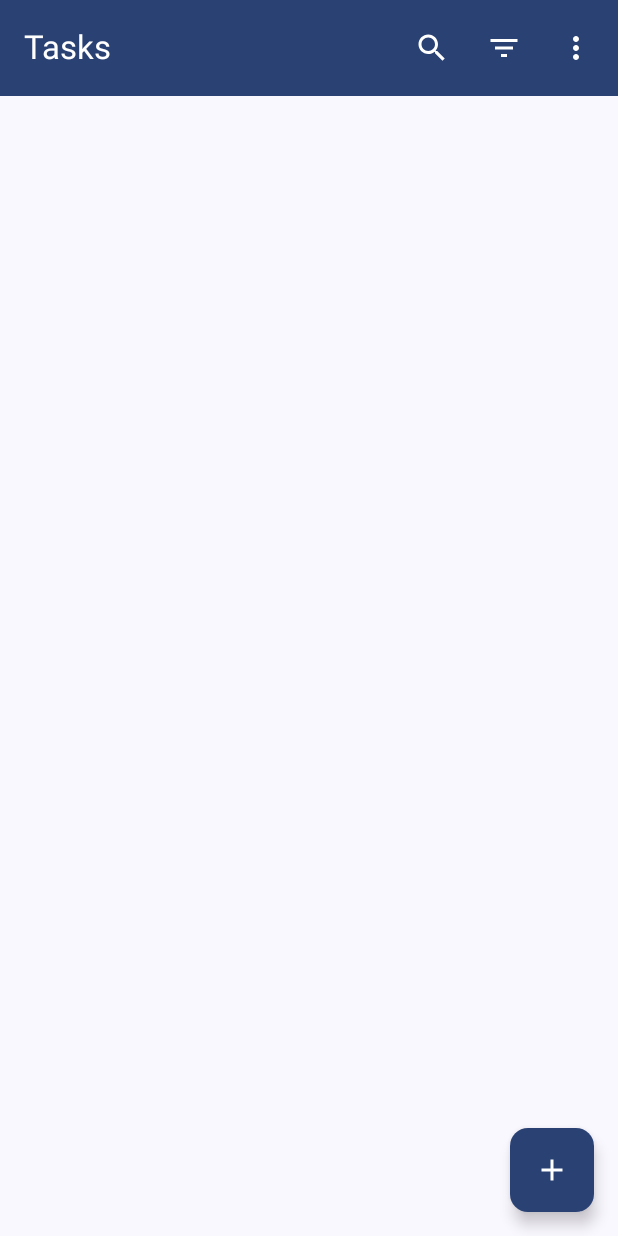
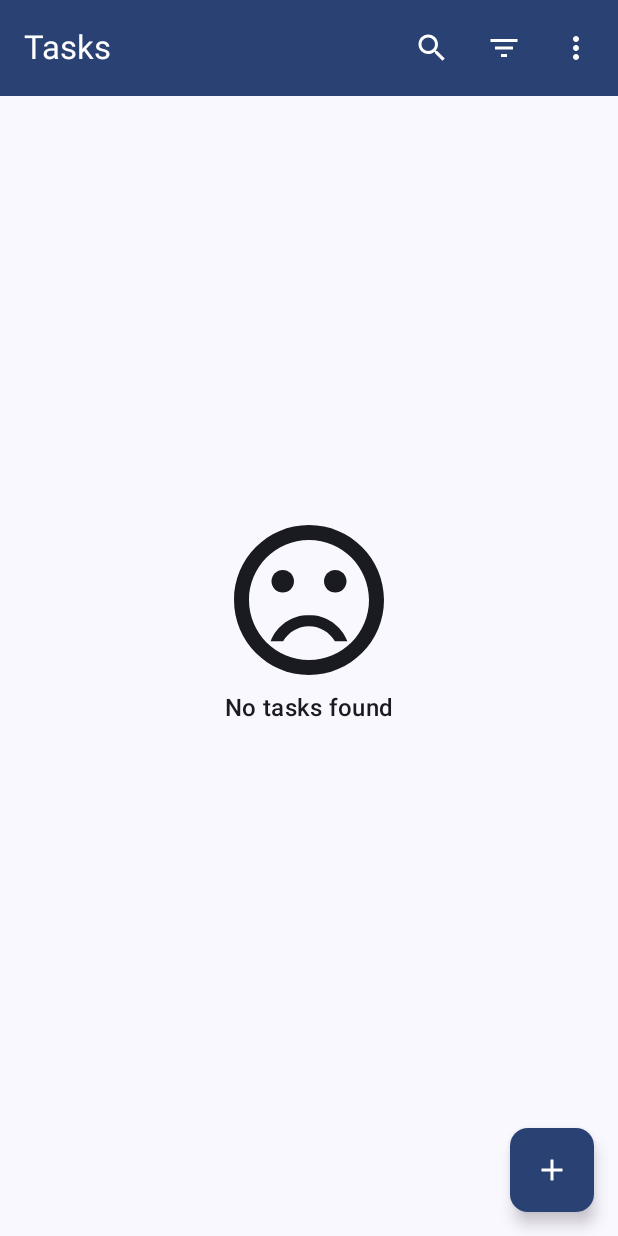
Before and after one commit to alidumanyp/Todo-Jetpack-Compose, an Android app built with Jetpack Compose: the screen it shows after launch (MainActivity), on a phone screen of 412 x 824 dp. Run offline under Robolectric (Android 15) with nearby library versions, the phone set to English and light mode, and no system bars; our stand-ins replace Dagger/Hilt's generated code, Room's generated code.

Commit message:
display tasks

```diff
--- /dev/null
+++ b/app/src/main/java/com/aliduman/apptodo/ui/screens/list/EmptyContent.kt
@@ -0,0 +1,40 @@
+package com.aliduman.apptodo.ui.screens.list
+
+import androidx.compose.foundation.background
+import androidx.compose.foundation.layout.Arrangement
+import androidx.compose.foundation.layout.Column
+import androidx.compose.foundation.layout.fillMaxSize
+import androidx.compose.foundation.layout.size
+import androidx.compose.material3.Icon
+import androidx.compose.material3.MaterialTheme
+import androidx.compose.material3.Text
+import androidx.compose.runtime.Composable
+import androidx.compose.ui.Alignment
+import androidx.compose.ui.Modifier
+import androidx.compose.ui.res.painterResource
+import androidx.compose.ui.unit.dp
+import com.aliduman.apptodo.R
+
+@Composable
+fun EmptyContent() {
+    Column(
+        modifier = Modifier
+            .fillMaxSize()
+            .background(MaterialTheme.colorScheme.background),
+        verticalArrangement = Arrangement.Center,
+        horizontalAlignment = Alignment.CenterHorizontally
+    ) {
+        Icon(
+            painter = painterResource(id = R.drawable.baseline_sad_face),
+            contentDescription = "SAD FACE",
+            tint = MaterialTheme.colorScheme.onSurface,
+            modifier = Modifier.size(120.dp)
+        )
+        Text(
+            text = "No tasks found",
+            color = MaterialTheme.colorScheme.onSurface,
+            style = MaterialTheme.typography.titleMedium,
+            fontWeight = MaterialTheme.typography.titleMedium.fontWeight,
+        )
+    }
+}
--- a/app/src/main/java/com/aliduman/apptodo/ui/screens/list/List_Screen.kt
+++ b/app/src/main/java/com/aliduman/apptodo/ui/screens/list/List_Screen.kt
@@ -1,6 +1,7 @@
 package com.aliduman.apptodo.ui.screens.list
 
 import android.annotation.SuppressLint
+import android.util.Log
 import androidx.compose.material.icons.Icons
 import androidx.compose.material.icons.filled.Add
 import androidx.compose.material3.FloatingActionButton
@@ -8,6 +9,8 @@ import androidx.compose.material3.Icon
 import androidx.compose.material3.MaterialTheme
 import androidx.compose.material3.Scaffold
 import androidx.compose.runtime.Composable
+import androidx.compose.runtime.LaunchedEffect
+import androidx.compose.runtime.collectAsState
 import androidx.compose.runtime.getValue
 import androidx.compose.ui.res.stringResource
 import com.aliduman.apptodo.R
@@ -21,6 +24,14 @@ fun ListScreen(
     navigateToTaskScreen: (taskId: Int) -> Unit,
     sharedViewModel: SharedViewModel
 ) {
+    LaunchedEffect(key1 = true) {
+        Log.d("ListScreen", "LaunchedEffect called")
+        sharedViewModel.getAllTasks() // get all tasks from database when the screen is loaded
+        // this will be called only once when the screen is loaded.
+        // and will not be called again when the screen is rotated or navigated.
+    }
+
+    val allTasks by sharedViewModel.allTasks.collectAsState() // collectAsState() converts flow to state so we can use it in compose
     val searchAppBarState: SearchAppBarState by sharedViewModel.searchAppBarState
     val searchTextState: String by sharedViewModel.searchTextState
 
@@ -32,7 +43,12 @@ fun ListScreen(
                 searchTextState = searchTextState
             )
         },
-        content = {
+        content = { paddingValues ->
+            ListContent(
+                tasks = allTasks,
+                navigateToTaskScreen = navigateToTaskScreen,
+                paddingValues = paddingValues
+            )
         },
         floatingActionButton = {
             ListFab(onFabClicked = navigateToTaskScreen)
--- a/app/src/main/java/com/aliduman/apptodo/ui/theme/Dimensions.kt
+++ b/app/src/main/java/com/aliduman/apptodo/ui/theme/Dimensions.kt
@@ -5,6 +5,7 @@ import androidx.compose.ui.unit.dp
 val LARGEST_PADDING = 24.dp
 val LARGE_PADDING = 12.dp
 val MEDIUM_PADDING = 8.dp
+val SMALL_PADDING = 6.dp
 
 val PRIORITY_INDICATOR_SIZE = 16.dp
 val TOP_APP_BAR_HEIGHT = 56.dp
--- a/app/src/main/java/com/aliduman/apptodo/ui/viewmodels/SharedViewModel.kt
+++ b/app/src/main/java/com/aliduman/apptodo/ui/viewmodels/SharedViewModel.kt
@@ -6,6 +6,7 @@ import androidx.lifecycle.ViewModel
 import androidx.lifecycle.viewModelScope
 import com.aliduman.apptodo.data.models.ToDoTask
 import com.aliduman.apptodo.data.repositories.ToDoRepository
+import com.aliduman.apptodo.util.RequestState
 import com.aliduman.apptodo.util.SearchAppBarState
 import dagger.hilt.android.lifecycle.HiltViewModel
 import kotlinx.coroutines.flow.MutableStateFlow
@@ -18,18 +19,26 @@ class SharedViewModel @Inject constructor(
     private val repository: ToDoRepository
 ) : ViewModel() {
 
-    internal val searchAppBarState: MutableState<SearchAppBarState> = mutableStateOf(SearchAppBarState.CLOSED)
+    internal val searchAppBarState: MutableState<SearchAppBarState> =
+        mutableStateOf(SearchAppBarState.CLOSED)
     internal val searchTextState: MutableState<String> = mutableStateOf("")
 
-    private val _allTasks = MutableStateFlow<List<ToDoTask>>(emptyList())
-    val allTasks: StateFlow<List<ToDoTask>> = _allTasks
+
+    private val _allTasks = MutableStateFlow<RequestState<List<ToDoTask>>>(RequestState.Idle)
+    val allTasks: StateFlow<RequestState<List<ToDoTask>>> = _allTasks
 
 
     fun getAllTasks() {
-        viewModelScope.launch { // coroutine scope for viewModel
-            repository.getAllTasks.collect {
-                _allTasks.value = it
+        _allTasks.value = RequestState.Loading
+        try {
+            viewModelScope.launch { // coroutine scope for viewModel
+                repository.getAllTasks.collect {
+                    _allTasks.value = RequestState.Success(it)
+                }
             }
+
+        } catch (e: Exception) {
+            _allTasks.value = RequestState.Error(e)
         }
 
     }
--- /dev/null
+++ b/app/src/main/java/com/aliduman/apptodo/util/RequestState.kt
@@ -0,0 +1,11 @@
+package com.aliduman.apptodo.util
+
+sealed class RequestState<out T> {
+    data object Idle: RequestState<Nothing>()
+    data object Loading: RequestState<Nothing>()
+    data class Success<T>(val data: T): RequestState<T>()
+    data class Error(val error: Throwable): RequestState<Nothing>()
+}
+
+// sealed class for handling network requests
+// like loading, success, error and idle states of the app
--- /dev/null
+++ b/app/src/main/res/drawable/baseline_sad_face.xml
@@ -0,0 +1,9 @@
+<vector xmlns:android="http://schemas.android.com/apk/res/android" android:height="24dp" android:tint="#000000" android:viewportHeight="24" android:viewportWidth="24" android:width="24dp">
+
+    <path android:fillColor="@android:color/white" android:pathData="M15.5,9.5m-1.5,0a1.5,1.5 0,1 1,3 0a1.5,1.5 0,1 1,-3 0"/>
+
+    <path android:fillColor="@android:color/white" android:pathData="M8.5,9.5m-1.5,0a1.5,1.5 0,1 1,3 0a1.5,1.5 0,1 1,-3 0"/>
+
+    <path android:fillColor="@android:color/white" android:pathData="M11.99,2C6.47,2 2,6.48 2,12s4.47,10 9.99,10C17.52,22 22,17.52 22,12S17.52,2 11.99,2zM12,20c-4.42,0 -8,-3.58 -8,-8s3.58,-8 8,-8 8,3.58 8,8 -3.58,8 -8,8zM12,14c-2.33,0 -4.32,1.45 -5.12,3.5h1.67c0.69,-1.19 1.97,-2 3.45,-2s2.75,0.81 3.45,2h1.67c-0.8,-2.05 -2.79,-3.5 -5.12,-3.5z"/>
+
+</vector>
```
Also changed, not shown: app/src/main/java/com/aliduman/apptodo/ui/screens/list/ListContent.kt (added, +124 -0 lines).
